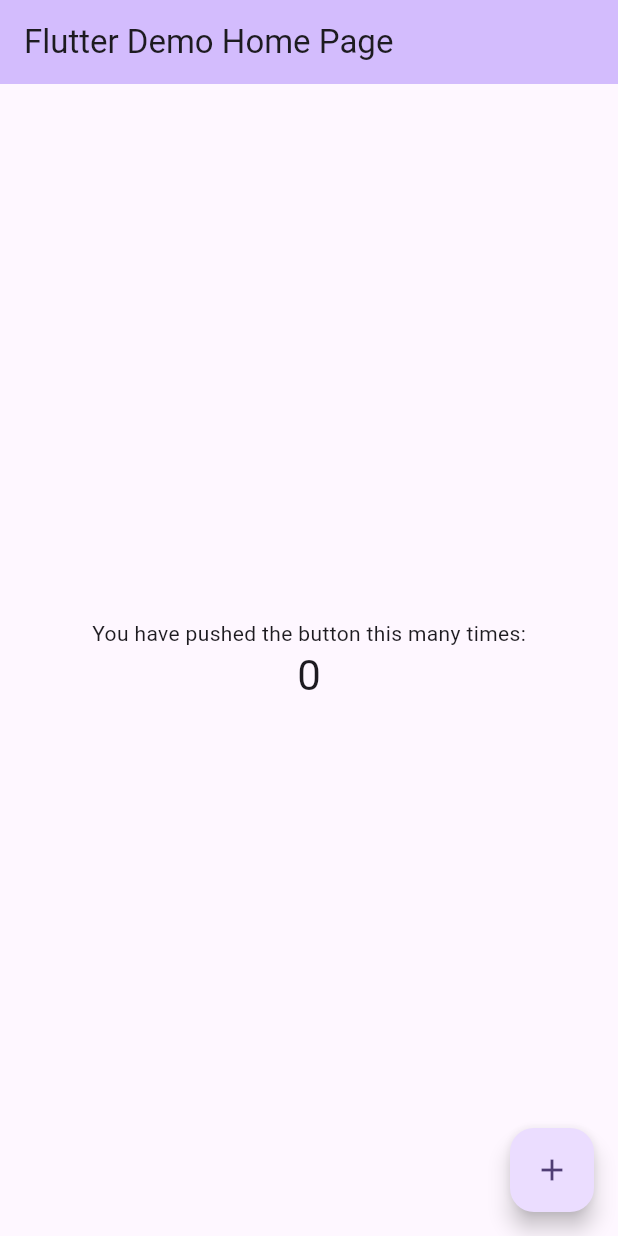
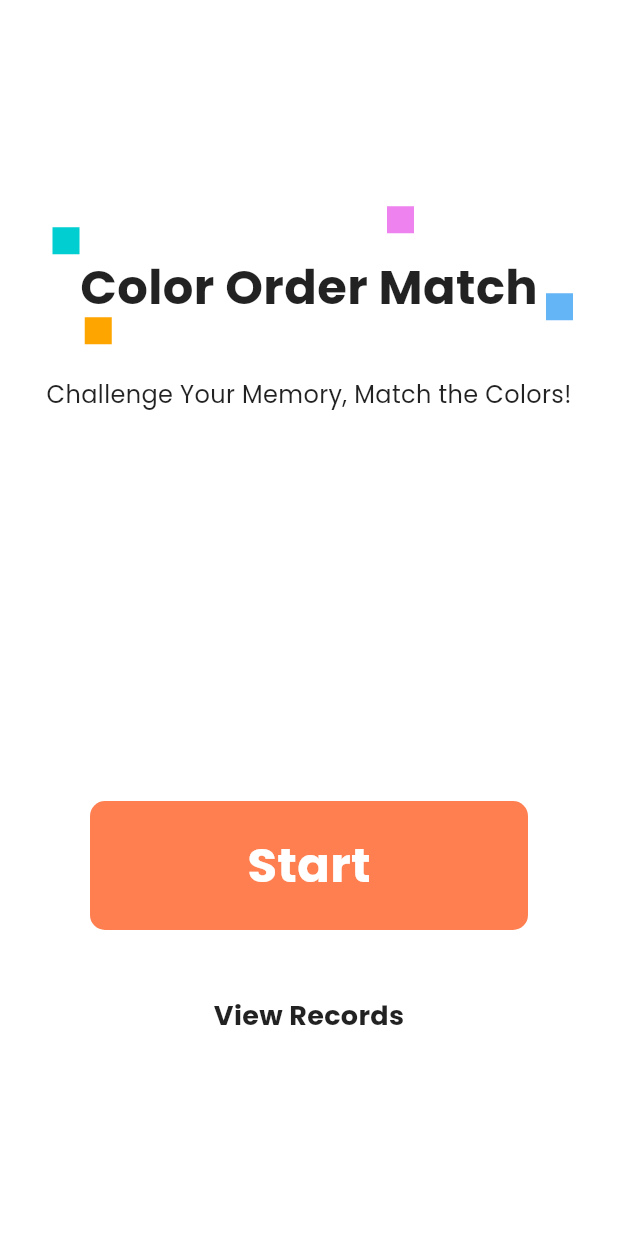
Before and after one commit to chasenpai/color_order_match, a Flutter app: the screen it shows after launch, on a phone screen of 412 x 824 dp. Run offline on Flutter 3.47's test engine with Material 3 defaults, Android fonts, the phone set to English and light mode, and no system bars; our stand-ins replace go_router.

Commit message:
colors, home screen

```diff
--- /dev/null
+++ b/lib/config/router.dart
@@ -0,0 +1,17 @@
+import 'package:color_order_match/presentation/home/home_screen.dart';
+import 'package:color_order_match/presentation/ready/ready_screen.dart';
+import 'package:go_router/go_router.dart';
+
+final router = GoRouter(
+  initialLocation: '/',
+  routes: [
+    GoRoute(
+      path: '/',
+      builder: (context, state) => const HomeScreen(),
+    ),
+    GoRoute(
+      path: '/ready',
+      builder: (context, state) => const ReadyScreen(),
+    ),
+  ],
+);
--- a/lib/main.dart
+++ b/lib/main.dart
@@ -1,3 +1,4 @@
+import 'package:color_order_match/config/router.dart';
 import 'package:flutter/material.dart';
 
 void main() {
@@ -7,119 +8,18 @@ void main() {
 class MyApp extends StatelessWidget {
   const MyApp({super.key});
 
-  // This widget is the root of your application.
   @override
   Widget build(BuildContext context) {
-    return MaterialApp(
-      title: 'Flutter Demo',
+    return MaterialApp.router(
+      debugShowCheckedModeBanner: false,
+      routerConfig: router,
+      title: 'Color Order Match',
       theme: ThemeData(
-        // This is the theme of your application.
-        //
-        // TRY THIS: Try running your application with "flutter run". You'll see
-        // the application has a purple toolbar. Then, without quitting the app,
-        // try changing the seedColor in the colorScheme below to Colors.green
-        // and then invoke "hot reload" (save your changes or press the "hot
-        // reload" button in a Flutter-supported IDE, or press "r" if you used
-        // the command line to start the app).
-        //
-        // Notice that the counter didn't reset back to zero; the application
-        // state is not lost during the reload. To reset the state, use hot
-        // restart instead.
-        //
-        // This works for code too, not just values: Most code changes can be
-        // tested with just a hot reload.
+        scaffoldBackgroundColor: Colors.white,
+        fontFamily: 'Poppins',
         colorScheme: ColorScheme.fromSeed(seedColor: Colors.deepPurple),
         useMaterial3: true,
       ),
-      home: const MyHomePage(title: 'Flutter Demo Home Page'),
     );
   }
 }
-
-class MyHomePage extends StatefulWidget {
-  const MyHomePage({super.key, required this.title});
-
-  // This widget is the home page of your application. It is stateful, meaning
-  // that it has a State object (defined below) that contains fields that affect
-  // how it looks.
-
-  // This class is the configuration for the state. It holds the values (in this
-  // case the title) provided by the parent (in this case the App widget) and
-  // used by the build method of the State. Fields in a Widget subclass are
-  // always marked "final".
-
-  final String title;
-
-  @override
-  State<MyHomePage> createState() => _MyHomePageState();
-}
-
-class _MyHomePageState extends State<MyHomePage> {
-  int _counter = 0;
-
-  void _incrementCounter() {
-    setState(() {
-      // This call to setState tells the Flutter framework that something has
-      // changed in this State, which causes it to rerun the build method below
-      // so that the display can reflect the updated values. If we changed
-      // _counter without calling setState(), then the build method would not be
-      // called again, and so nothing would appear to happen.
-      _counter++;
-    });
-  }
-
-  @override
-  Widget build(BuildContext context) {
-    // This method is rerun every time setState is called, for instance as done
-    // by the _incrementCounter method above.
-    //
-    // The Flutter framework has been optimized to make rerunning build methods
-    // fast, so that you can just rebuild anything that needs updating rather
-    // than having to individually change instances of widgets.
-    return Scaffold(
-      appBar: AppBar(
-        // TRY THIS: Try changing the color here to a specific color (to
-        // Colors.amber, perhaps?) and trigger a hot reload to see the AppBar
-        // change color while the other colors stay the same.
-        backgroundColor: Theme.of(context).colorScheme.inversePrimary,
-        // Here we take the value from the MyHomePage object that was created by
-        // the App.build method, and use it to set our appbar title.
-        title: Text(widget.title),
-      ),
-      body: Center(
-        // Center is a layout widget. It takes a single child and positions it
-        // in the middle of the parent.
-        child: Column(
-          // Column is also a layout widget. It takes a list of children and
-          // arranges them vertically. By default, it sizes itself to fit its
-          // children horizontally, and tries to be as tall as its parent.
-          //
-          // Column has various properties to control how it sizes itself and
-          // how it positions its children. Here we use mainAxisAlignment to
-          // center the children vertically; the main axis here is the vertical
-          // axis because Columns are vertical (the cross axis would be
-          // horizontal).
-          //
-          // TRY THIS: Invoke "debug painting" (choose the "Toggle Debug Paint"
-          // action in the IDE, or press "p" in the console), to see the
-          // wireframe for each widget.
-          mainAxisAlignment: MainAxisAlignment.center,
-          children: <Widget>[
-            const Text(
-              'You have pushed the button this many times:',
-            ),
-            Text(
-              '$_counter',
-              style: Theme.of(context).textTheme.headlineMedium,
-            ),
-          ],
-        ),
-      ),
-      floatingActionButton: FloatingActionButton(
-        onPressed: _incrementCounter,
-        tooltip: 'Increment',
-        child: const Icon(Icons.add),
-      ), // This trailing comma makes auto-formatting nicer for build methods.
-    );
-  }
-}
--- /dev/null
+++ b/lib/presentation/components/common_flexible_button.dart
@@ -0,0 +1,73 @@
+import 'package:color_order_match/ui/ui_colors.dart';
+import 'package:flutter/material.dart';
+
+class CommonFlexibleButton extends StatefulWidget {
+  final String text;
+  final VoidCallback onPressed;
+  final Color color;
+  final double fontSize;
+
+  const CommonFlexibleButton({
+    required this.text,
+    required this.onPressed,
+    required this.color,
+    required this.fontSize,
+    super.key,
+  });
+
+  @override
+  State<CommonFlexibleButton> createState() => _CommonFlexibleButtonState();
+}
+
+class _CommonFlexibleButtonState extends State<CommonFlexibleButton> {
+
+  bool _isPressed = false;
+
+  @override
+  Widget build(BuildContext context) {
+    return GestureDetector(
+      onTapDown: (_) {
+        setState(() {
+          _isPressed = true;
+        });
+      },
+      onTapUp: (_) {
+        setState(() {
+          _isPressed = false;
+        });
+        widget.onPressed();
+      },
+      onTapCancel: () {
+        setState(() {
+          _isPressed = false;
+        });
+      },
+      child: Container(
+        constraints: const BoxConstraints(
+          minHeight: 86.0,
+        ),
+        decoration: BoxDecoration(
+          color: _isPressed ? lightGrey : widget.color,
+          borderRadius: BorderRadius.circular(10.0),
+        ),
+        padding: const EdgeInsets.symmetric(
+          horizontal: 12.0,
+          vertical: 9.0,
+        ),
+        child: FittedBox(
+          fit: BoxFit.scaleDown,
+          child: Center(
+            child: Text(
+              widget.text,
+              style: TextStyle(
+                fontSize: widget.fontSize,
+                fontWeight: FontWeight.w700,
+                color: Colors.white,
+              ),
+            ),
+          ),
+        ),
+      ),
+    );
+  }
+}
--- /dev/null
+++ b/lib/presentation/components/common_text_button.dart
@@ -0,0 +1,63 @@
+import 'package:color_order_match/ui/ui_colors.dart';
+import 'package:flutter/material.dart';
+
+class CommonTextButton extends StatefulWidget {
+  final String text;
+  final Color color;
+  final VoidCallback onPressed;
+
+  const CommonTextButton({
+    required this.text,
+    required this.color,
+    required this.onPressed,
+    super.key,
+  });
+
+  @override
+  State<CommonTextButton> createState() => _CommonTextButtonState();
+}
+
+class _CommonTextButtonState extends State<CommonTextButton> {
+
+  bool _isPressed = false;
+
+  @override
+  Widget build(BuildContext context) {
+    return GestureDetector(
+      onTapDown: (_) {
+        setState(() {
+          _isPressed = true;
+        });
+      },
+      onTapUp: (_) {
+        setState(() {
+          _isPressed = false;
+        });
+        widget.onPressed();
+      },
+      onTapCancel: () {
+        setState(() {
+          _isPressed = false;
+        });
+      },
+      child: Container(
+        padding: const EdgeInsets.symmetric(
+          horizontal: 16.0,
+          vertical: 12.0,
+        ),
+        decoration: BoxDecoration(
+          color: _isPressed ? lightGrey : Colors.transparent,
+          borderRadius: BorderRadius.circular(10.0),
+        ),
+        child: Text(
+          widget.text,
+          style: TextStyle(
+            fontSize: 18.0,
+            fontWeight: FontWeight.w700,
+            color: widget.color,
+          ),
+        ),
+      ),
+    );
+  }
+}
--- /dev/null
+++ b/lib/presentation/home/home_screen.dart
@@ -0,0 +1,147 @@
+import 'package:color_order_match/presentation/components/common_flexible_button.dart';
+import 'package:color_order_match/presentation/components/common_text_button.dart';
+import 'package:color_order_match/ui/ui_colors.dart';
+import 'package:flutter/material.dart';
+import 'package:go_router/go_router.dart';
+
+class HomeScreen extends StatelessWidget {
+  const HomeScreen({super.key});
+
+  @override
+  Widget build(BuildContext context) {
+    return Scaffold(
+      body: SafeArea(
+        child: Column(
+          mainAxisAlignment: MainAxisAlignment.spaceEvenly,
+          children: [
+            Expanded(
+              child: Column(
+                children: [
+                  Expanded(
+                    child: Column(
+                      crossAxisAlignment: CrossAxisAlignment.center,
+                      mainAxisAlignment: MainAxisAlignment.center,
+                      children: [
+                        Center(
+                          child: SizedBox(
+                            height: 108.0,
+                            width: 352,
+                            child: Stack(
+                              children: [
+                                const Center(
+                                  child: FittedBox(
+                                    fit: BoxFit.scaleDown,
+                                    child: Text(
+                                      'Color Order Match',
+                                      style: TextStyle(
+                                        fontSize: 32.0,
+                                        fontWeight: FontWeight.w700,
+                                        color: Colors.black87,
+                                      ),
+                                    ),
+                                  ),
+                                ),
+                                Positioned(
+                                  left: 5,
+                                  top: 14,
+                                  child: Container(
+                                    height: 18.0,
+                                    width: 18.0,
+                                    decoration: const BoxDecoration(
+                                      color: turquoise,
+                                    ),
+                                  ),
+                                ),
+                                Positioned(
+                                  left: 26.5,
+                                  bottom: 16,
+                                  child: Container(
+                                    height: 18.0,
+                                    width: 18.0,
+                                    decoration: const BoxDecoration(
+                                      color: orange,
+                                    ),
+                                  ),
+                                ),
+                                Positioned(
+                                  right: 106,
+                                  top: 0,
+                                  child: Container(
+                                    height: 18.0,
+                                    width: 18.0,
+                                    decoration: const BoxDecoration(
+                                      color: violet,
+                                    ),
+                                  ),
+                                ),
+                                Positioned(
+                                  right: 0,
+                                  bottom: 32.0,
+                                  child: Container(
+                                    height: 18.0,
+                                    width: 18.0,
+                                    decoration: const BoxDecoration(
+                                      color: skyBlue,
+                                    ),
+                                  ),
+                                ),
+                              ],
+                            ),
+                          ),
+                        ),
+                        const SizedBox(height: 6.0,),
+                        const Center(
+                          child: Text(
+                            'Challenge Your Memory, Match the Colors!',
+                            style: TextStyle(
+                              fontSize: 16.0,
+                              color: Colors.black87,
+                            ),
+                          ),
+                        ),
+                      ],
+                    ),
+                  ),
+                  Expanded(
+                    child: Padding(
+                      padding: const EdgeInsets.symmetric(
+                        horizontal: 60.0,
+                      ),
+                      child: Column(
+                        mainAxisAlignment: MainAxisAlignment.center,
+                        children: [
+                          Row(
+                            children: [
+                              Expanded(
+                                child: CommonFlexibleButton(
+                                  text: 'Start',
+                                  onPressed: () {
+                                    context.push('/ready');
+                                  },
+                                  color: lightCoral,
+                                  fontSize: 32.0,
+                                ),
+                              ),
+                            ],
+                          ),
+                          const SizedBox(height: 32.0,),
+                          CommonTextButton(
+                            text: 'View Records',
+                            color: Colors.black87,
+                            onPressed: () {
+                              context.push('/record');
+                            },
+                          ),
+                        ],
+                      ),
+                    ),
+                  ),
+                ],
+              ),
+            ),
+          ],
+        ),
+      ),
+    );
+  }
+}
--- /dev/null
+++ b/lib/ui/ui_colors.dart
@@ -0,0 +1,45 @@
+import 'package:flutter/material.dart';
+
+const lightPeach = Color(0xFFFFDAB9);
+//const peach = Color(0xFFFFCC99);
+const softOrange = Color(0xFFFFA07A);
+const lightCoral = Color(0xFFFF7F50);
+
+const lightPink = Color(0xFFFFB6C1);
+const babyPink = Color(0xFFFADADD);
+const hotPink = Color(0xFFFF69B4);
+const mistyRose = Color(0xFFFFE4E1);
+
+
+
+const lightGrey = Color(0xFFEEEEEE);
+
+
+const lightBlue = Color(0xFFBBDEFB);
+const skyBlue = Color(0xFF64B5F6);
+const dodgerBlue = Color(0xFF2196F3);
+const royalBlue = Color(0xFF1565C0);
+const deepRoyalBlue = Color(0xFF0D47A1);
+const violet = Color(0xFFEE82EE);
+
+const turquoise = Color(0xFF00CED1);
+const brown = Color(0xFFA52A2A);
+const pink = Color(0xFFFFC0CB);
+const lightGreen = Color(0xFFADFF2F);
+const magenta = Color(0xFFFF1493);
+
+const red = Color(0xFFFF0000);
+const orange = Color(0xFFFFA500);
+const yellow = Color(0xFFFFFF00);
+const green = Color(0xFF008000);
+const blue = Color(0xFF0000FF);
+const navy = Color(0xFF000080);
+const purple = Color(0xFF800080);
+
+const pastelPink = Color(0xFFFFC0CB);
+const pastelBlue = Color(0xFFB0E0E6);
+const pastelYellow = Color(0xFFFFE4B5);
+const pastelGreen = Color(0xFF77DD77);
+const pastelPurple = Color(0xFFB39EB5);
+const pastelOrange = Color(0xFFFFB347);
+const pastelPeach = Color(0xFFFFDAB9);
```
Also changed, not shown: pubspec.yaml (+19 -1 lines).
